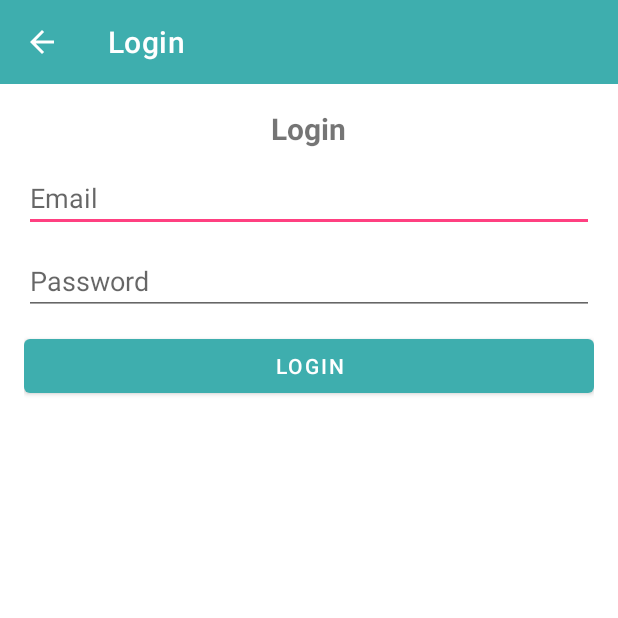
After one commit to daly64/ChatApp, an Android app: the LoginActivity screen opened directly, with no data from a screen before it, on a phone screen of 412 x 824 dp, the top half of it. The commit adds this screen. Run offline under Robolectric (Android 15) with nearby library versions, the phone set to English and light mode, and no system bars; our stand-ins replace Firebase (no records; nobody signed in at launch, a user with empty details on screens opened directly).

Commit message:
setting up Login

```diff
--- a/app/build.gradle
+++ b/app/build.gradle
@@ -34,7 +34,7 @@ dependencies {
     implementation 'androidx.appcompat:appcompat:1.2.0'
     implementation 'com.google.android.material:material:1.2.1'
     implementation 'androidx.constraintlayout:constraintlayout:2.0.4'
-    implementation 'com.google.firebase:firebase-auth:19.2.0'
+    implementation 'com.google.firebase:firebase-auth:20.0.2'
     implementation 'com.google.firebase:firebase-database:19.6.0'
     testImplementation 'junit:junit:4.13.1'
     androidTestImplementation 'androidx.test.ext:junit:1.1.2'
--- /dev/null
+++ b/app/src/main/java/com/example/chatapp/LoginActivity.java
@@ -0,0 +1,75 @@
+package com.example.chatapp;
+
+import android.os.Bundle;
+import android.view.View;
+import android.widget.Button;
+
+import androidx.appcompat.app.AppCompatActivity;
+import androidx.appcompat.widget.Toolbar;
+
+import com.google.android.material.snackbar.Snackbar;
+import com.google.android.material.textfield.TextInputEditText;
+import com.google.firebase.auth.FirebaseAuth;
+
+public class LoginActivity extends AppCompatActivity {
+
+    TextInputEditText email, password;
+    Button btn_login;
+
+    FirebaseAuth auth;
+
+    Toolbar toolbar;
+
+    @Override
+    protected void onCreate(Bundle savedInstanceState) {
+        super.onCreate(savedInstanceState);
+        setContentView(R.layout.activity_login);
+
+        toolbar = findViewById(R.id.toolbar);
+
+        setSupportActionBar(toolbar);
+        getSupportActionBar().setTitle("Login");
+        getSupportActionBar().setDisplayHomeAsUpEnabled(true);
+        getSupportActionBar().setDisplayShowHomeEnabled(true);
+
+        toolbar.setNavigationOnClickListener(v ->
+                ToolBox.openActivity(LoginActivity.this, StartActivity.class));
+
+
+        email = findViewById(R.id.Email);
+        password = findViewById(R.id.password);
+        btn_login = findViewById(R.id.btn_login);
+
+        auth = FirebaseAuth.getInstance();
+
+        btn_login.setOnClickListener(v -> {
+            ToolBox.hideKeyboard(this);
+            String txt_email = email.getText().toString();
+            String txt_password = password.getText().toString();
+            if (txt_email.isEmpty() || txt_password.isEmpty()) {
+                Snackbar.make(v, "all fields are required", Snackbar.LENGTH_SHORT).show();
+            } else if (txt_password.length() < 6) {
+                Snackbar.make(v, "password must be at last 6 characters", Snackbar.LENGTH_SHORT).show();
+            } else {
+                login(txt_email, txt_password, v);
+
+            }
+
+        });
+
+
+    }
+
+    private void login(String txt_email, String txt_password, View v) {
+
+        auth.signInWithEmailAndPassword(txt_email, txt_password)
+                .addOnCompleteListener(task -> {
+                    if (task.isSuccessful()) {
+                        ToolBox.openActivity(this, MainActivity.class);
+
+                    } else {
+                        Snackbar.make(v, "login failed", Snackbar.LENGTH_SHORT).show();
+                    }
+                });
+    }
+}
--- /dev/null
+++ b/app/src/main/res/layout/activity_login.xml
@@ -0,0 +1,57 @@
+<?xml version="1.0" encoding="utf-8"?>
+<RelativeLayout xmlns:android="http://schemas.android.com/apk/res/android"
+    xmlns:tools="http://schemas.android.com/tools"
+    android:layout_width="match_parent"
+    android:layout_height="match_parent"
+    tools:context=".StartActivity">
+
+    <include
+        android:id="@+id/toolbar"
+        layout="@layout/bar_layout"
+        android:layout_width="match_parent"
+        android:layout_height="wrap_content" />
+
+    <LinearLayout
+        android:layout_width="match_parent"
+        android:layout_height="match_parent"
+        android:layout_below="@id/toolbar"
+        android:gravity="center_horizontal"
+        android:orientation="vertical"
+        android:padding="16dp">
+
+
+        <TextView
+            android:layout_width="wrap_content"
+            android:layout_height="wrap_content"
+            android:text="@string/login"
+            android:textSize="20sp"
+            android:textStyle="bold" />
+
+        <com.google.android.material.textfield.TextInputEditText
+            android:id="@+id/Email"
+            android:layout_width="match_parent"
+            android:layout_height="wrap_content"
+            android:layout_marginTop="10dp"
+            android:ems="10"
+            android:hint="@string/email"
+            android:inputType="textEmailAddress" />
+
+        <com.google.android.material.textfield.TextInputEditText
+            android:id="@+id/password"
+            android:layout_width="match_parent"
+            android:layout_height="wrap_content"
+            android:layout_marginTop="10dp"
+            android:ems="10"
+            android:hint="@string/password"
+            android:inputType="textPassword" />
+
+
+        <Button
+            android:id="@+id/btn_login"
+            android:layout_width="match_parent"
+            android:layout_height="wrap_content"
+            android:layout_marginTop="10dp"
+            android:text="@string/login" />
+    </LinearLayout>
+
+</RelativeLayout>
--- a/app/src/main/res/layout/activity_start.xml
+++ b/app/src/main/res/layout/activity_start.xml
@@ -23,7 +23,6 @@
         android:layout_width="match_parent"
         android:layout_height="wrap_content"
         android:layout_marginTop="15dp"
-        android:enabled="false"
         android:text="@string/login" />
 
     <Button
```
Also changed, not shown: app/src/main/AndroidManifest.xml (+3 -10 lines), app/src/main/java/com/example/chatapp/RegisterActivity.java (+8 -9 lines), app/src/main/java/com/example/chatapp/StartActivity.java (+5 -2 lines), app/src/main/java/com/example/chatapp/ToolBox.java (+12 -1 lines).
